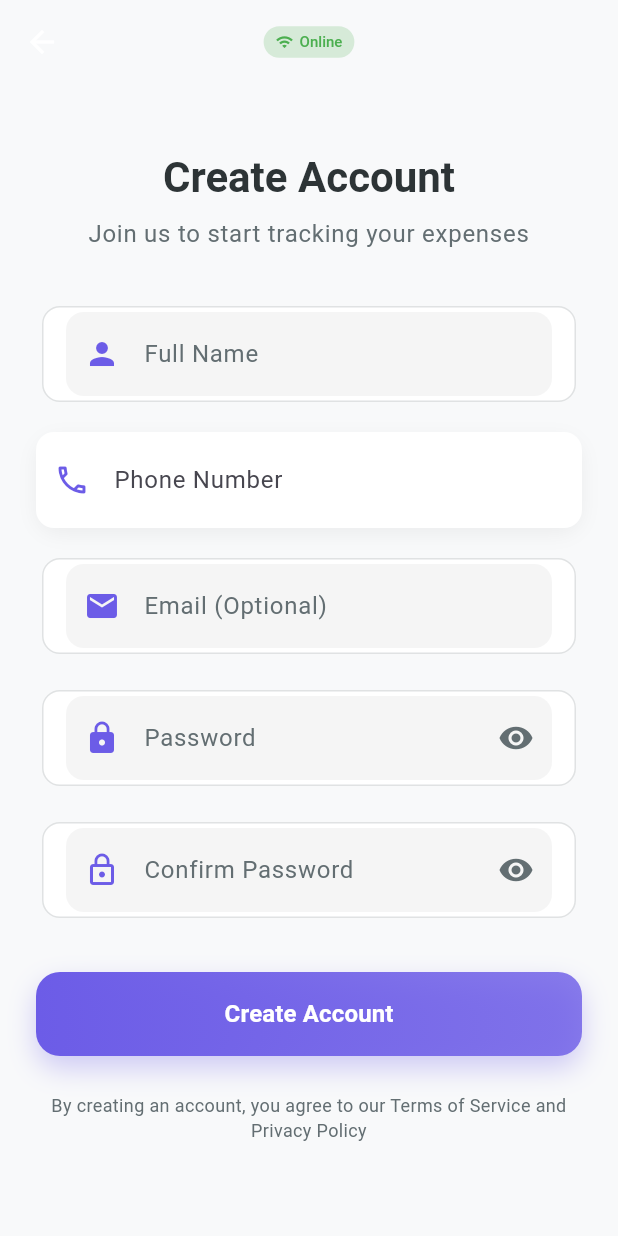
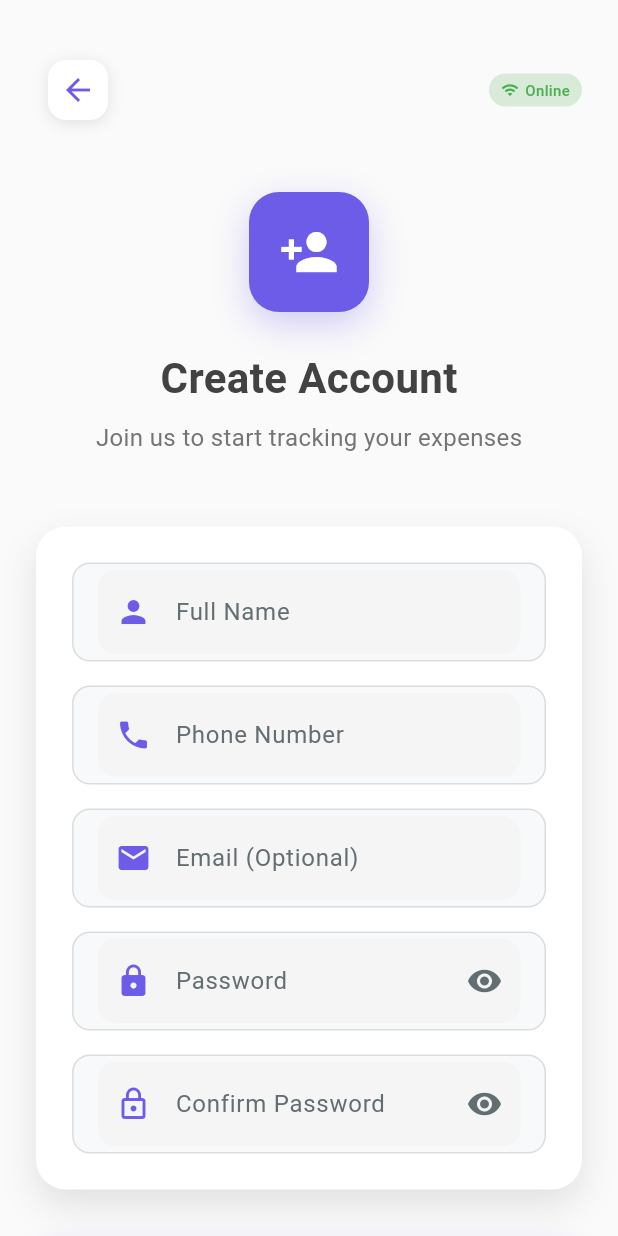
Before and after one commit to shaurya-8055/expense_tracker_app, a Flutter app: the RegisterScreen screen opened directly, on a phone screen of 412 x 824 dp. Run offline on Flutter 3.47's test engine with Material 3 defaults, Android fonts, the light colour scheme and no system bars; our stand-ins replace connectivity_plus, fl_chart, flutter_secure_storage, pdf, permission_handler, share_plus and 1 more; missing offline and left inert: fast_contacts; accounts and stored records are empty.

Commit message:
Complete modern register screen UI design with consistent styling

```diff
--- a/lib/screens/register_screen.dart
+++ b/lib/screens/register_screen.dart
@@ -153,55 +153,111 @@ class _RegisterScreenState extends State<RegisterScreen> {
   @override
   Widget build(BuildContext context) {
     return Scaffold(
-      backgroundColor: AppColors.background,
-      appBar: AppBar(
-        backgroundColor: Colors.transparent,
-        elevation: 0,
-        title: const ConnectionStatusBadge(),
-        centerTitle: true,
-        leading: IconButton(
-          icon: const Icon(Icons.arrow_back),
-          onPressed: () => Navigator.of(context).pop(),
-        ),
-      ),
+      backgroundColor: Colors.grey[50],
       body: SafeArea(
         child: SingleChildScrollView(
-          padding: const EdgeInsets.all(24.0),
-          child: Form(
-            key: _formKey,
+          padding: const EdgeInsets.symmetric(horizontal: 24.0, vertical: 32.0),
           child: Column(
             crossAxisAlignment: CrossAxisAlignment.stretch,
             children: [
-                const SizedBox(height: 20),
+              // Connection Status and Back Button
+              Row(
+                mainAxisAlignment: MainAxisAlignment.spaceBetween,
+                children: [
+                  IconButton(
+                    icon: Container(
+                      padding: const EdgeInsets.all(8),
+                      decoration: BoxDecoration(
+                        color: Colors.white,
+                        borderRadius: BorderRadius.circular(12),
+                        boxShadow: [
+                          BoxShadow(
+                            color: Colors.black.withOpacity(0.1),
+                            blurRadius: 8,
+                            offset: const Offset(0, 2),
+                          ),
+                        ],
+                      ),
+                      child: const Icon(Icons.arrow_back, color: AppColors.primary),
+                    ),
+                    onPressed: () => Navigator.of(context).pop(),
+                  ),
+                  const ConnectionStatusBadge(),
+                ],
+              ),
 
-                // Title
+              const SizedBox(height: 40),
+
+              // App Logo and Title
+              Column(
+                children: [
+                  Container(
+                    width: 80,
+                    height: 80,
+                    decoration: BoxDecoration(
+                      color: AppColors.primary,
+                      borderRadius: BorderRadius.circular(20),
+                      boxShadow: [
+                        BoxShadow(
+                          color: AppColors.primary.withOpacity(0.3),
+                          blurRadius: 20,
+                          offset: const Offset(0, 8),
+                        ),
+                      ],
+                    ),
+                    child: const Icon(
+                      Icons.person_add,
+                      size: 40,
+                      color: Colors.white,
+                    ),
+                  ),
+                  const SizedBox(height: 24),
                   Text(
                     'Create Account',
-                  textAlign: TextAlign.center,
-                  style: Theme.of(context).textTheme.headlineMedium?.copyWith(
-                    color: AppColors.textPrimary,
+                    style: TextStyle(
+                      fontSize: 28,
                       fontWeight: FontWeight.bold,
+                      color: Colors.grey[800],
                     ),
                   ),
-
                   const SizedBox(height: 8),
                   Text(
                     'Join us to start tracking your expenses',
-                  textAlign: TextAlign.center,
-                  style: Theme.of(context).textTheme.bodyLarge?.copyWith(
-                    color: AppColors.textSecondary,
+                    style: TextStyle(
+                      fontSize: 16,
+                      color: Colors.grey[600],
                     ),
                   ),
+                ],
+              ),
 
-                const SizedBox(height: 32),
+              const SizedBox(height: 48),
 
+              // Register Form Card
+              Form(
+                key: _formKey,
+                child: Container(
+                  padding: const EdgeInsets.all(24),
+                  decoration: BoxDecoration(
+                    color: Colors.white,
+                    borderRadius: BorderRadius.circular(20),
+                    boxShadow: [
+                      BoxShadow(
+                        color: Colors.black.withOpacity(0.1),
+                        blurRadius: 20,
+                        offset: const Offset(0, 10),
+                      ),
+                    ],
+                  ),
+                  child: Column(
+                    crossAxisAlignment: CrossAxisAlignment.stretch,
+                    children: [
                       // Name Field
-                Card(
-                  elevation: 0,
-                  color: AppColors.cardBackground,
-                  shape: RoundedRectangleBorder(
+                      Container(
+                        decoration: BoxDecoration(
+                          color: AppColors.background,
                           borderRadius: BorderRadius.circular(12),
-                    side: BorderSide(
+                          border: Border.all(
                             color: AppColors.textSecondary.withOpacity(0.2),
                           ),
                         ),
@@ -233,15 +289,16 @@ class _RegisterScreenState extends State<RegisterScreen> {
                       // Phone Number Field
                       Container(
                         decoration: BoxDecoration(
-                        color: Colors.white,
-                        borderRadius: BorderRadius.circular(16),
-                        boxShadow: [
-                          BoxShadow(
-                            color: Colors.black.withOpacity(0.05),
-                            blurRadius: 10,
-                            offset: const Offset(0, 4),
+                          color: AppColors.background,
+                          borderRadius: BorderRadius.circular(12),
+                          border: Border.all(
+                            color: AppColors.textSecondary.withOpacity(0.2),
                           ),
-                        ],
+                        ),
+                        child: Padding(
+                          padding: const EdgeInsets.symmetric(
+                            horizontal: 16,
+                            vertical: 4,
                           ),
                           child: TextFormField(
                             controller: _phoneController,
@@ -251,37 +308,29 @@ class _RegisterScreenState extends State<RegisterScreen> {
                                 RegExp(r'[0-9+\-\s\(\)]'),
                               ),
                             ],
-                        decoration: InputDecoration(
+                            decoration: const InputDecoration(
                               labelText: 'Phone Number',
                               hintText: '+91 12345 67890',
                               prefixIcon: Icon(
-                            Icons.phone_outlined,
+                                Icons.phone,
                                 color: AppColors.primary,
                               ),
-                          border: OutlineInputBorder(
-                            borderRadius: BorderRadius.circular(16),
-                            borderSide: BorderSide.none,
-                          ),
-                          filled: true,
-                          fillColor: Colors.white,
-                          contentPadding: const EdgeInsets.symmetric(
-                            horizontal: 16,
-                            vertical: 20,
-                          ),
+                              border: InputBorder.none,
+                              labelStyle: TextStyle(color: AppColors.textSecondary),
                             ),
                             validator: _validatePhoneNumber,
+                          ),
                         ),
                       ),
 
                       const SizedBox(height: 16),
 
                       // Email Field (Optional)
-                Card(
-                  elevation: 0,
-                  color: AppColors.cardBackground,
-                  shape: RoundedRectangleBorder(
+                      Container(
+                        decoration: BoxDecoration(
+                          color: AppColors.background,
                           borderRadius: BorderRadius.circular(12),
-                    side: BorderSide(
+                          border: Border.all(
                             color: AppColors.textSecondary.withOpacity(0.2),
                           ),
                         ),
@@ -308,12 +357,11 @@ class _RegisterScreenState extends State<RegisterScreen> {
                       const SizedBox(height: 16),
 
                       // Password Field
-                Card(
-                  elevation: 0,
-                  color: AppColors.cardBackground,
-                  shape: RoundedRectangleBorder(
+                      Container(
+                        decoration: BoxDecoration(
+                          color: AppColors.background,
                           borderRadius: BorderRadius.circular(12),
-                    side: BorderSide(
+                          border: Border.all(
                             color: AppColors.textSecondary.withOpacity(0.2),
                           ),
                         ),
@@ -354,12 +402,11 @@ class _RegisterScreenState extends State<RegisterScreen> {
                       const SizedBox(height: 16),
 
                       // Confirm Password Field
-                Card(
-                  elevation: 0,
-                  color: AppColors.cardBackground,
-                  shape: RoundedRectangleBorder(
+                      Container(
+                        decoration: BoxDecoration(
+                          color: AppColors.background,
                           borderRadius: BorderRadius.circular(12),
-                    side: BorderSide(
+                          border: Border.all(
                             color: AppColors.textSecondary.withOpacity(0.2),
                           ),
                         ),
@@ -422,6 +469,10 @@ class _RegisterScreenState extends State<RegisterScreen> {
                           ),
                         ),
                       ],
+                    ],
+                  ),
+                ),
+              ),
 
               const SizedBox(height: 32),
 
@@ -491,7 +542,6 @@ class _RegisterScreenState extends State<RegisterScreen> {
           ),
         ),
       ),
-      ),
     );
   }
 }
```
Lines whose indentation alone changed are shown as unchanged.
